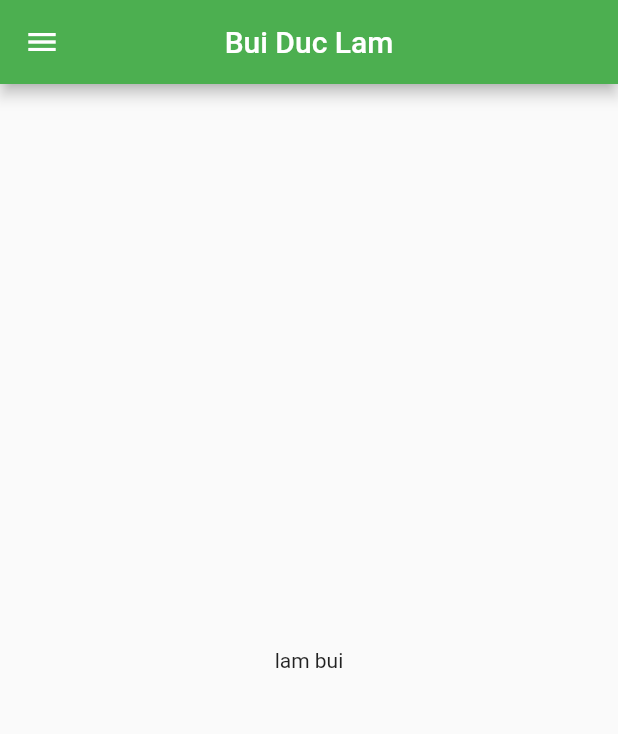
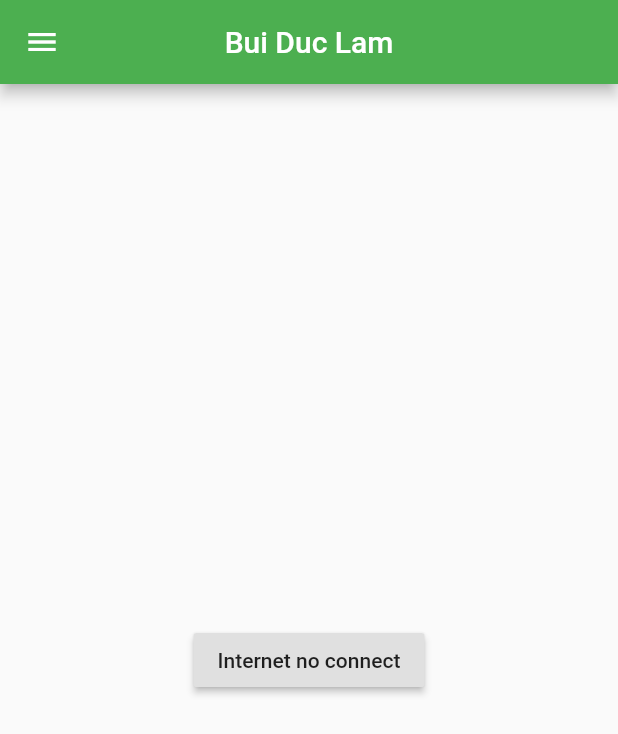
Before and after one commit to lambui09/study_flutter, a Flutter app: the screen it shows after launch, on a phone screen of 412 x 824 dp. Shown: the top 734 px of the screen. Run offline on Flutter 3.47's test engine with Material 2 defaults, Android fonts, the phone set to English and light mode, and no system bars.

Commit message:
done learning flutter basic

```diff
--- a/lib/main.dart
+++ b/lib/main.dart
@@ -12,6 +12,7 @@ class _ApplicationState extends State<Application> {
   String text = "lam bui";
 
   List<int> _items = new List();
+  final GlobalKey<ScaffoldState> _skey = GlobalKey();
   @override
   void initState() {
     for (int i = 0; i < 50; i++) {
@@ -19,8 +20,14 @@ class _ApplicationState extends State<Application> {
     }
   }
 
+  void showSnackBar() {
+    _skey.currentState
+        .showSnackBar(SnackBar(content: Text("Internet not connect")));
+  }
+
   Widget build(BuildContext context) {
     return new Scaffold(
+      key: _skey,
       appBar: new AppBar(
         backgroundColor: Colors.green,
         title: new Text("Bui Duc Lam"),
@@ -61,7 +68,10 @@ class _ApplicationState extends State<Application> {
         ),
       ),
       body: new Center(
-        child: new Text(text),
+        child: new RaisedButton(
+          onPressed: () => showSnackBar(),
+          child: Text("Internet no connect"),
+        ),
       ),
     );
   }
```
